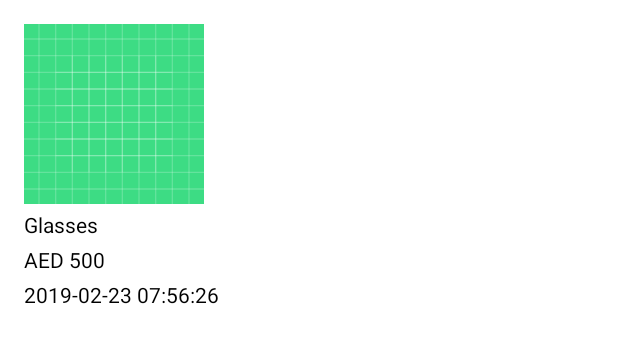
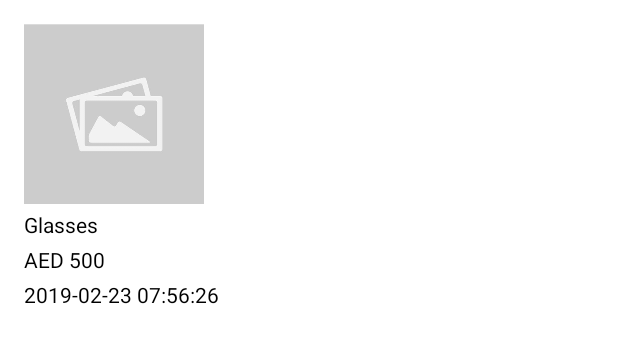
Before and after one commit to twenk11k/CleanArcSimple, an Android app: the layout item_listing.xml on its own in the app's theme, with its tools: preview values and no code run, on a phone screen of 412 x 824 dp. Shown: the top 343 px of the screen. Run offline under Robolectric (Android 15) with nearby library versions, the phone set to English and light mode, and no system bars.

```diff
--- a/app/src/main/res/layout/item_listing.xml
+++ b/app/src/main/res/layout/item_listing.xml
@@ -22,7 +22,7 @@
             app:layout_constraintStart_toStartOf="parent"
             app:layout_constraintTop_toTopOf="parent"
             app:loadImage="@{listing.imageUrlsThumbnails[0]}"
-            tools:srcCompat="@drawable/ic_launcher_background" />
+            tools:srcCompat="@drawable/placeholder" />
 
         <TextView
             android:id="@+id/txt_name"
```
